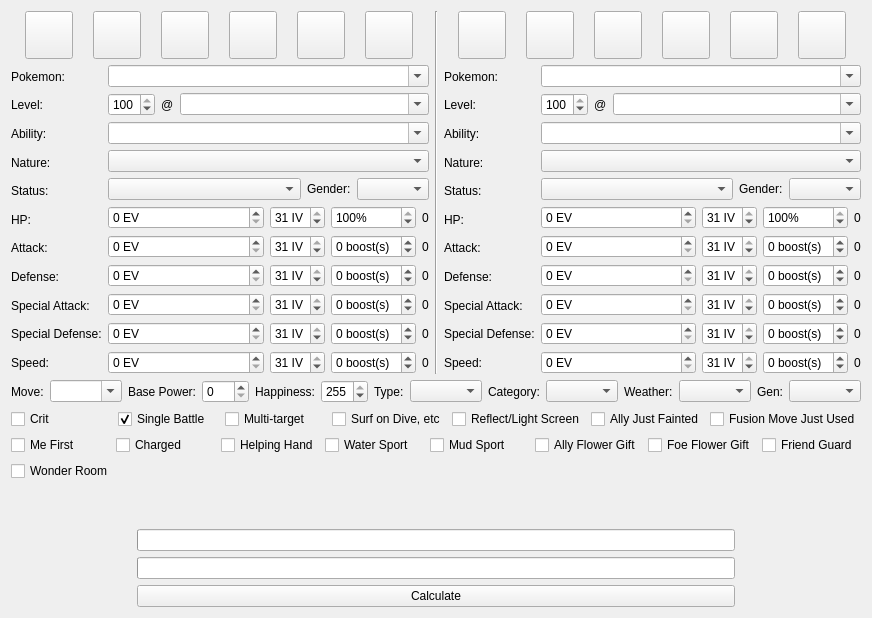
Qt form src/Teambuilder/damagecalc.ui (po-devs/pokemon-online) before a commit.
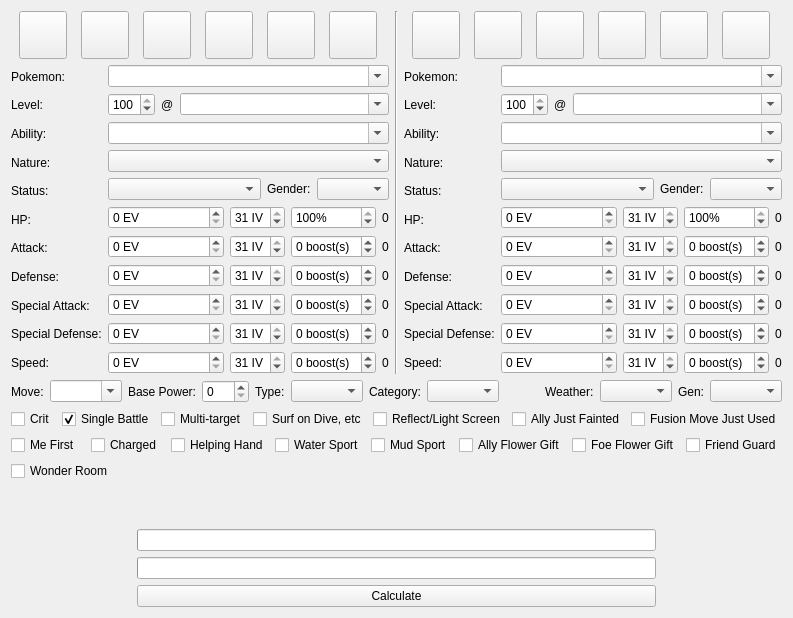
The same form after that commit.

Commit message:
Damage Calc: Remove Happiness selection
Now it automatically uses 102 as BP (the max possible BP)

```diff
--- a/src/Teambuilder/damagecalc.ui
+++ b/src/Teambuilder/damagecalc.ui
@@ -1473,23 +1473,6 @@
        </property>
       </widget>
      </item>
-     <item>
-      <widget class="QLabel" name="happinessLabel">
-       <property name="text">
-        <string>Happiness:</string>
-       </property>
-      </widget>
-     </item>
-     <item>
-      <widget class="QSpinBox" name="happiness">
-       <property name="maximum">
-        <number>255</number>
-       </property>
-       <property name="value">
-        <number>255</number>
-       </property>
-      </widget>
-     </item>
      <item>
       <widget class="QLabel" name="movetypeLabel">
        <property name="text">
```
The commit also changes 1 other file.
